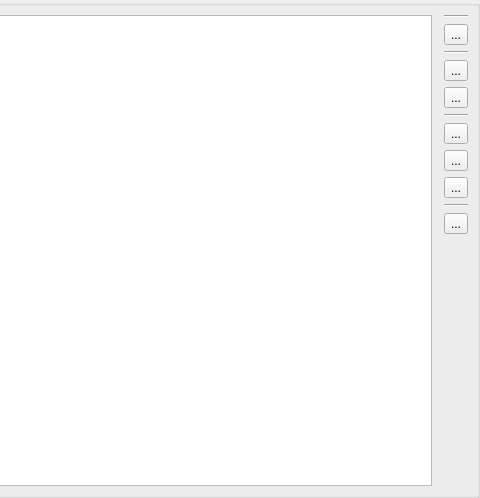
Before: the Qt Designer form client/folderpage.ui in fhwhsa/netdisk, drawn with Qt 5; both pictures show x 253 to 733 and y 0 to 498 of the 733 by 498 pixel window.
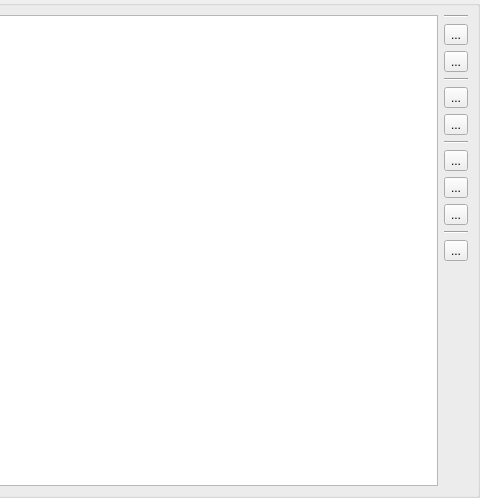
After: the same form once the commit is applied. Icons and pictures are not drawn.

Diff of the .ui file:
```diff
--- a/client/folderpage.ui
+++ b/client/folderpage.ui
@@ -13,7 +13,7 @@
   <property name="windowTitle">
    <string>Form</string>
   </property>
-  <layout class="QVBoxLayout" name="verticalLayout_3">
+  <layout class="QVBoxLayout" name="verticalLayout_4">
    <property name="leftMargin">
     <number>0</number>
    </property>
@@ -31,57 +31,14 @@
      <property name="title">
       <string/>
      </property>
-     <layout class="QVBoxLayout" name="verticalLayout_4">
-      <property name="leftMargin">
-       <number>9</number>
-      </property>
-      <property name="topMargin">
-       <number>9</number>
-      </property>
-      <property name="rightMargin">
-       <number>9</number>
-      </property>
-      <property name="bottomMargin">
-       <number>9</number>
-      </property>
+     <layout class="QVBoxLayout" name="verticalLayout_3">
       <item>
        <layout class="QVBoxLayout" name="verticalLayout_2">
-        <property name="leftMargin">
-         <number>0</number>
-        </property>
-        <property name="topMargin">
-         <number>0</number>
-        </property>
-        <property name="rightMargin">
-         <number>0</number>
-        </property>
-        <property name="bottomMargin">
-         <number>0</number>
-        </property>
         <item>
          <layout class="QHBoxLayout" name="horizontalLayout_2">
-          <property name="leftMargin">
-           <number>0</number>
-          </property>
-          <property name="topMargin">
-           <number>0</number>
-          </property>
-          <property name="rightMargin">
-           <number>0</number>
-          </property>
-          <property name="bottomMargin">
-           <number>0</number>
-          </property>
           <item>
            <widget class="QListWidget" name="fileList"/>
           </item>
-          <item>
-           <widget class="Line" name="line_4">
-            <property name="orientation">
-             <enum>Qt::Horizontal</enum>
-            </property>
-           </widget>
-          </item>
           <item>
            <layout class="QVBoxLayout" name="verticalLayout">
             <property name="leftMargin">
@@ -103,6 +60,13 @@
               </property>
              </widget>
             </item>
+            <item>
+             <widget class="QToolButton" name="tb_back">
+              <property name="text">
+               <string>...</string>
+              </property>
+             </widget>
+            </item>
             <item>
              <widget class="QToolButton" name="tb_flush">
               <property name="toolTip">
```
